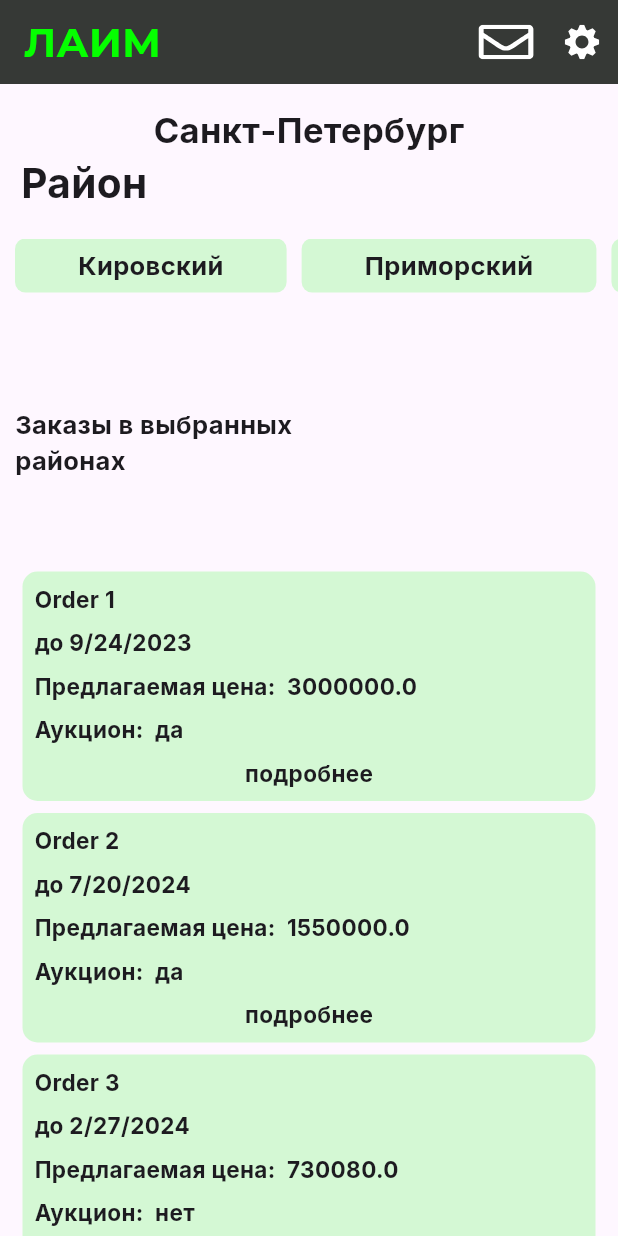
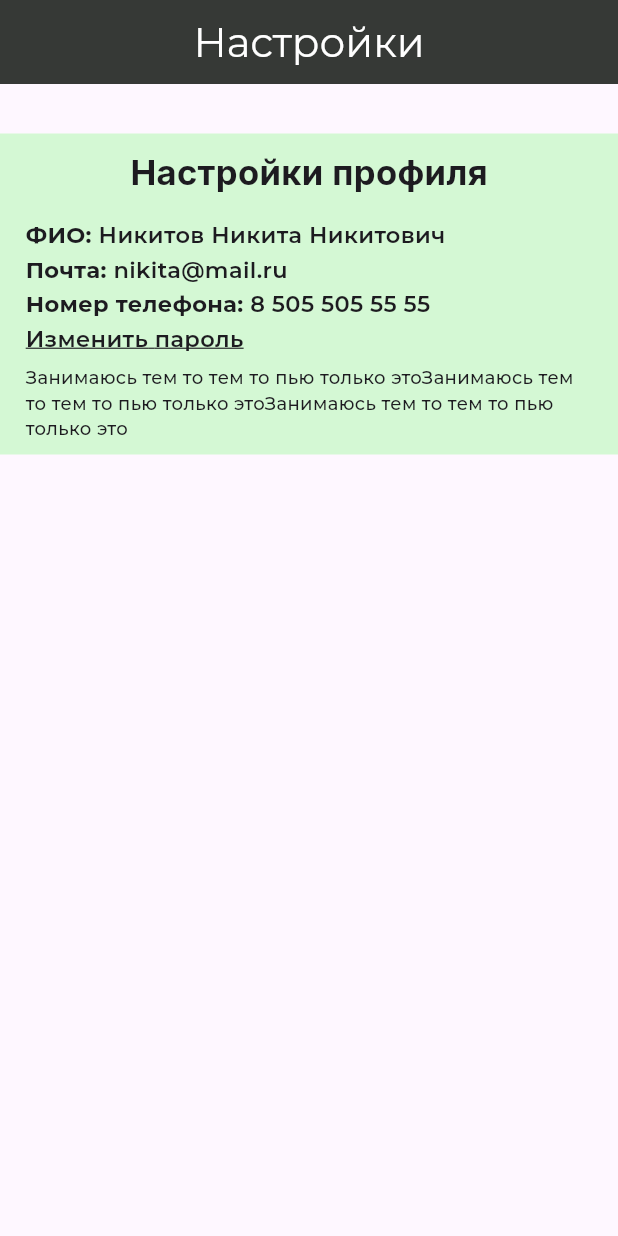
Before and after one commit to RimidalU/freight-carrier-aggregator-screens, a Flutter app: the screen it shows after launch, on a phone screen of 412 x 824 dp. Run offline on Flutter 3.47's test engine with Material 2 defaults, Android fonts, the phone set to English and light mode, and no system bars; our stand-ins replace flutter_svg, google_fonts.

Commit message:
feat: implement SettingsScreen widget

```diff
--- a/lib/data/data.dart
+++ b/lib/data/data.dart
@@ -1 +1,2 @@
 export './orders_screen_data.dart';
+export './settings_screen_data.dart';
--- /dev/null
+++ b/lib/data/settings_screen_data.dart
@@ -0,0 +1,8 @@
+const Map<String, Object> userInfo = {
+  'id': "id1",
+  'name': 'Никитов Никита Никитович',
+  'email': 'nikita@mail.ru',
+  'phoneNumber': 85055055555,
+  'description':
+      'Занимаюсь тем то тем то пью только этоЗанимаюсь тем то тем то пью только этоЗанимаюсь тем то тем то пью только это',
+};
--- a/lib/main.dart
+++ b/lib/main.dart
@@ -20,7 +20,7 @@ class MyApp extends StatelessWidget {
         fontFamily:
             GoogleFonts.inter(color: const Color(0xff000000)).fontFamily,
       ),
-      home: const OrdersScreen(),
+      home: const SettingsScreen(),
     );
   }
 }
--- a/lib/models/models.dart
+++ b/lib/models/models.dart
@@ -1 +1,2 @@
 export './order_screen_models.dart';
+export './settings_screen_models.dart';
--- /dev/null
+++ b/lib/models/settings_screen_models.dart
@@ -0,0 +1,15 @@
+class User {
+  final String id;
+  final String name;
+  final String? email;
+  final double phoneNumber;
+  final String description;
+
+  const User({
+    required this.id,
+    required this.name,
+    this.email,
+    required this.phoneNumber,
+    required this.description,
+  });
+}
--- /dev/null
+++ b/lib/views/settings_screen.dart
@@ -0,0 +1,155 @@
+import 'package:flutter/material.dart';
+import 'package:google_fonts/google_fonts.dart';
+
+import '../data/data.dart';
+
+class SettingsScreen extends StatelessWidget {
+  const SettingsScreen({super.key});
+
+  @override
+  Widget build(BuildContext context) {
+    return Scaffold(
+      appBar: AppBar(
+        centerTitle: true,
+        backgroundColor: const Color(0xff363936),
+        title: Text(
+          'Настройки',
+          style: GoogleFonts.montserrat(
+            fontSize: 27,
+            color: const Color(0xffFFFFFF),
+          ),
+        ),
+      ),
+      body: SingleChildScrollView(
+        child: SafeArea(
+          child: Container(
+            margin: const EdgeInsets.only(top: 33),
+            padding: const EdgeInsets.symmetric(horizontal: 17, vertical: 9),
+            color: const Color(0xff05FF00).withOpacity(0.17),
+            child: Column(
+              children: [
+                Container(
+                  width: double.infinity,
+                  alignment: Alignment.center,
+                  child: const Text(
+                    'Настройки профиля',
+                    style: TextStyle(
+                      fontWeight: FontWeight.w700,
+                      fontSize: 23,
+                    ),
+                  ),
+                ),
+                const SizedBox(
+                  width: double.infinity,
+                  child: UserInfo(
+                    userInfo: userInfo,
+                  ),
+                ),
+              ],
+            ),
+          ),
+        ),
+      ),
+    );
+  }
+}
+
+class UserInfo extends StatelessWidget {
+  const UserInfo({
+    super.key,
+    required this.userInfo,
+    this.onTap,
+  });
+
+  final VoidCallback? onTap;
+  final Map<String, Object> userInfo;
+
+  Widget getRowInfo({
+    required String title,
+    required String titleDescription,
+  }) {
+    return Row(
+      children: [
+        Text(
+          title,
+          style: GoogleFonts.montserrat(
+            fontWeight: FontWeight.bold,
+            fontSize: 15,
+          ),
+        ),
+        Text(
+          titleDescription.isEmpty
+              ? 'не добавленo'
+              : titleDescription.toString(),
+          style: GoogleFonts.montserrat(
+            fontWeight: FontWeight.w600,
+            fontSize: 15,
+          ),
+        ),
+      ],
+    );
+  }
+
+  String formattedPhoneNumber(String phoneNumber) {
+    return "${phoneNumber.substring(0, phoneNumber.length - 10)} ${phoneNumber.substring(phoneNumber.length - 10, phoneNumber.length - 7)} ${phoneNumber.substring(phoneNumber.length - 7, phoneNumber.length - 4)} ${phoneNumber.substring(phoneNumber.length - 4, phoneNumber.length - 2)} ${phoneNumber.substring(phoneNumber.length - 2, phoneNumber.length)}";
+  }
+
+  @override
+  Widget build(BuildContext context) {
+    return Column(
+      crossAxisAlignment: CrossAxisAlignment.start,
+      children: [
+        const SizedBox(
+          height: 15,
+        ),
+        getRowInfo(
+          title: 'ФИО: ',
+          titleDescription: userInfo['name'].toString(),
+        ),
+        const SizedBox(
+          height: 2,
+        ),
+        getRowInfo(
+          title: 'Почта: ',
+          titleDescription:
+              userInfo['email'] != null ? userInfo['email'].toString() : '',
+        ),
+        const SizedBox(
+          height: 2,
+        ),
+        getRowInfo(
+          title: 'Номер телефона: ',
+          titleDescription: userInfo['phoneNumber'] != null
+              ? formattedPhoneNumber(userInfo['phoneNumber'].toString())
+              : '',
+        ),
+        const SizedBox(
+          height: 2,
+        ),
+        InkWell(
+          onTap: onTap ?? () {},
+          child: Container(
+            child: Text(
+              'Изменить пароль',
+              style: GoogleFonts.montserrat(
+                fontWeight: FontWeight.w600,
+                fontSize: 15,
+                decoration: TextDecoration.underline,
+              ),
+            ),
+          ),
+        ),
+        const SizedBox(
+          height: 7,
+        ),
+        Text(
+          userInfo['description'] as String,
+          style: GoogleFonts.montserrat(
+            fontWeight: FontWeight.w500,
+            fontSize: 12,
+          ),
+        ),
+      ],
+    );
+  }
+}
--- a/lib/views/views.dart
+++ b/lib/views/views.dart
@@ -1,2 +1,3 @@
 export './home_screen.dart';
 export './orders_screen.dart';
+export './settings_screen.dart';
```
